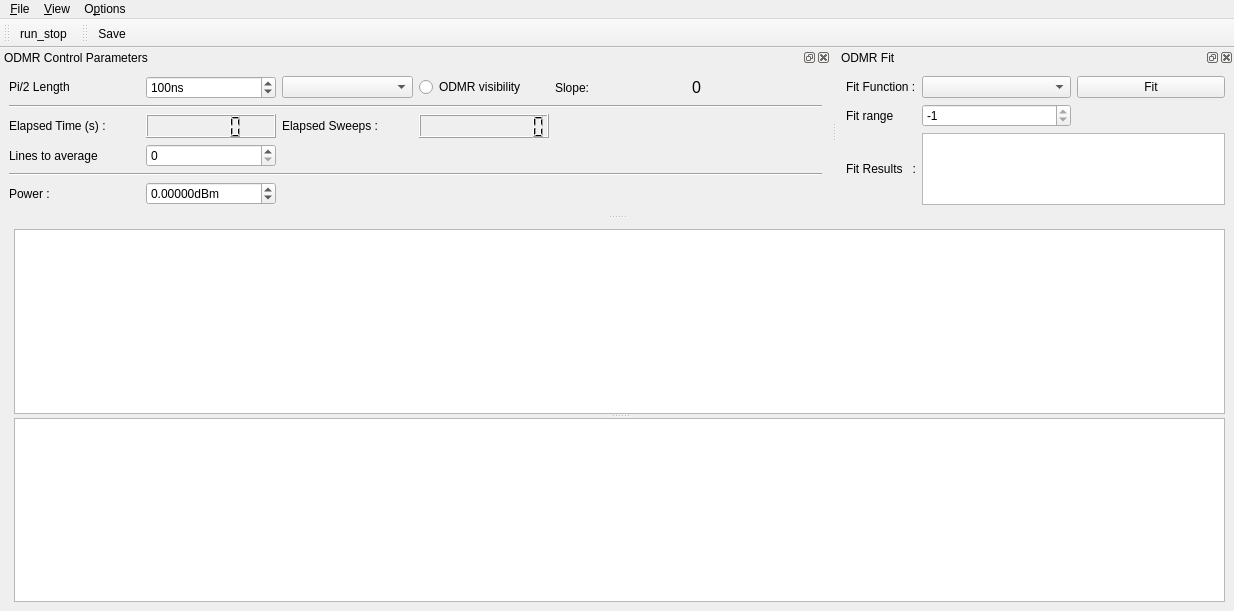
Old version of the form gui/podmr/ui_odmrgui.ui in the repository sriharijayaram5/qudi.
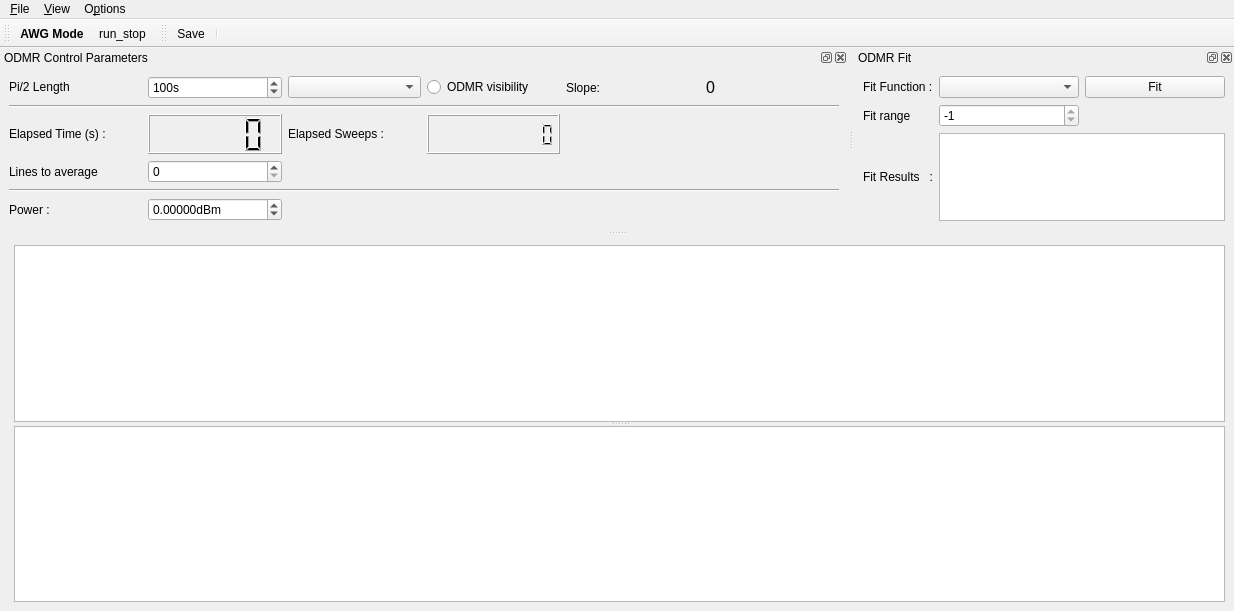
New version of the form. Icons and pictures are not drawn. Custom widgets are drawn as their Qt base class.

The edit to the form file:
```diff
--- a/gui/podmr/ui_odmrgui.ui
+++ b/gui/podmr/ui_odmrgui.ui
@@ -104,6 +104,7 @@
    <attribute name="toolBarBreak">
     <bool>false</bool>
    </attribute>
+   <addaction name="actionAWG_Mode"/>
    <addaction name="action_run_stop"/>
   </widget>
   <widget class="QDockWidget" name="odmr_control_DockWidget">
@@ -118,8 +119,8 @@
    </property>
    <property name="minimumSize">
     <size>
-     <width>527</width>
-     <height>159</height>
+     <width>562</width>
+     <height>182</height>
     </size>
    </property>
    <property name="baseSize">
@@ -145,23 +146,42 @@
      </sizepolicy>
     </property>
     <layout class="QGridLayout" name="gridLayout">
-     <item row="3" column="1">
-      <widget class="QSpinBox" name="average_level_SpinBox">
+     <item row="7" column="1">
+      <widget class="ScienDSpinBox" name="sweep_power_DoubleSpinBox">
+       <property name="sizePolicy">
+        <sizepolicy hsizetype="Minimum" vsizetype="Fixed">
+         <horstretch>0</horstretch>
+         <verstretch>0</verstretch>
+        </sizepolicy>
+       </property>
+       <property name="suffix">
+        <string>dBm</string>
+       </property>
+       <property name="decimals">
+        <number>5</number>
+       </property>
        <property name="minimum">
-        <number>0</number>
+        <double>-1000.000000000000000</double>
        </property>
        <property name="maximum">
-        <number>100000000</number>
+        <double>100.000000000000000</double>
        </property>
-       <property name="singleStep">
-        <number>1</number>
+      </widget>
+     </item>
+     <item row="7" column="0">
+      <widget class="QLabel" name="label_2">
+       <property name="sizePolicy">
+        <sizepolicy hsizetype="Minimum" vsizetype="Minimum">
+         <horstretch>0</horstretch>
+         <verstretch>0</verstretch>
+        </sizepolicy>
        </property>
-       <property name="value">
-        <number>0</number>
+       <property name="text">
+        <string>Power :</string>
        </property>
       </widget>
      </item>
-     <item row="1" column="0" colspan="6">
+     <item row="3" column="0" colspan="6">
       <widget class="Line" name="line_2">
        <property name="minimumSize">
         <size>
@@ -180,7 +200,7 @@
        </property>
       </widget>
      </item>
-     <item row="0" column="0">
+     <item row="1" column="0">
       <widget class="QLabel" name="label">
        <property name="sizePolicy">
         <sizepolicy hsizetype="Minimum" vsizetype="Fixed">
@@ -193,21 +213,14 @@
        </property>
       </widget>
      </item>
-     <item row="3" column="0">
+     <item row="5" column="0">
       <widget class="QLabel" name="average_label">
        <property name="text">
         <string>Lines to average</string>
        </property>
       </widget>
      </item>
-     <item row="4" column="0" colspan="6">
-      <widget class="Line" name="line">
-       <property name="orientation">
-        <enum>Qt::Horizontal</enum>
-       </property>
-      </widget>
-     </item>
-     <item row="2" column="0">
+     <item row="4" column="0">
       <widget class="QLabel" name="label_8">
        <property name="sizePolicy">
         <sizepolicy hsizetype="Minimum" vsizetype="Minimum">
@@ -220,7 +233,30 @@
        </property>
       </widget>
      </item>
-     <item row="0" column="1">
+     <item row="5" column="1">
+      <widget class="QSpinBox" name="average_level_SpinBox">
+       <property name="minimum">
+        <number>0</number>
+       </property>
+       <property name="maximum">
+        <number>100000000</number>
+       </property>
+       <property name="singleStep">
+        <number>1</number>
+       </property>
+       <property name="value">
+        <number>0</number>
+       </property>
+      </widget>
+     </item>
+     <item row="6" column="0" colspan="6">
+      <widget class="Line" name="line">
+       <property name="orientation">
+        <enum>Qt::Horizontal</enum>
+       </property>
+      </widget>
+     </item>
+     <item row="1" column="1">
       <widget class="ScienDSpinBox" name="pi_half_DoubleSpinBox">
        <property name="sizePolicy">
         <sizepolicy hsizetype="Minimum" vsizetype="Fixed">
@@ -229,7 +265,7 @@
         </sizepolicy>
        </property>
        <property name="suffix">
-        <string>ns</string>
+        <string>s</string>
        </property>
        <property name="decimals">
         <number>0</number>
@@ -245,7 +281,7 @@
        </property>
       </widget>
      </item>
-     <item row="2" column="1">
+     <item row="4" column="1">
       <widget class="QLCDNumber" name="elapsed_time_DisplayWidget">
        <property name="sizePolicy">
         <sizepolicy hsizetype="Minimum" vsizetype="Minimum">
@@ -255,79 +291,37 @@
        </property>
       </widget>
      </item>
-     <item row="5" column="1">
-      <widget class="ScienDSpinBox" name="sweep_power_DoubleSpinBox">
-       <property name="sizePolicy">
-        <sizepolicy hsizetype="Minimum" vsizetype="Fixed">
-         <horstretch>0</horstretch>
-         <verstretch>0</verstretch>
-        </sizepolicy>
-       </property>
-       <property name="suffix">
-        <string>dBm</string>
-       </property>
-       <property name="decimals">
-        <number>5</number>
-       </property>
-       <property name="minimum">
-        <double>-1000.000000000000000</double>
-       </property>
-       <property name="maximum">
-        <double>100.000000000000000</double>
-       </property>
-      </widget>
+     <item row="1" column="2">
+      <widget class="QComboBox" name="odmr_channel_ComboBox"/>
      </item>
-     <item row="5" column="0">
-      <widget class="QLabel" name="label_2">
-       <property name="sizePolicy">
-        <sizepolicy hsizetype="Minimum" vsizetype="Minimum">
-         <horstretch>0</horstretch>
-         <verstretch>0</verstretch>
-        </sizepolicy>
-       </property>
-       <property name="text">
-        <string>Power :</string>
-       </property>
-      </widget>
-     </item>
-     <item row="2" column="2">
-      <widget class="QLabel" name="label_10">
-       <property name="sizePolicy">
-        <sizepolicy hsizetype="Minimum" vsizetype="Minimum">
-         <horstretch>0</horstretch>
-         <verstretch>0</verstretch>
-        </sizepolicy>
-       </property>
-       <property name="text">
-        <string>Elapsed Sweeps :</string>
-       </property>
-      </widget>
-     </item>
-     <item row="2" column="3">
+     <item row="4" column="3">
       <widget class="QLCDNumber" name="elapsed_sweeps_DisplayWidget">
        <property name="digitCount">
         <number>10</number>
        </property>
       </widget>
      </item>
-     <item row="0" column="2">
-      <widget class="QComboBox" name="odmr_channel_ComboBox"/>
-     </item>
-     <item row="0" column="3">
+     <item row="1" column="3">
       <widget class="QRadioButton" name="odmr_derivative_radioButton">
        <property name="text">
         <string>ODMR visibility</string>
        </property>
       </widget>
      </item>
-     <item row="0" column="4">
-      <widget class="QLabel" name="label_3">
+     <item row="4" column="2">
+      <widget class="QLabel" name="label_10">
+       <property name="sizePolicy">
+        <sizepolicy hsizetype="Minimum" vsizetype="Minimum">
+         <horstretch>0</horstretch>
+         <verstretch>0</verstretch>
+        </sizepolicy>
+       </property>
        <property name="text">
-        <string>Slope:</string>
+        <string>Elapsed Sweeps :</string>
        </property>
       </widget>
      </item>
-     <item row="0" column="5">
+     <item row="1" column="5">
       <widget class="QLabel" name="slope_label">
        <property name="font">
         <font>
@@ -342,6 +336,13 @@
        </property>
       </widget>
      </item>
+     <item row="1" column="4">
+      <widget class="QLabel" name="label_3">
+       <property name="text">
+        <string>Slope:</string>
+       </property>
+      </widget>
+     </item>
     </layout>
    </widget>
   </widget>
@@ -471,6 +472,7 @@
     <bool>false</bool>
    </attribute>
    <addaction name="action_Save"/>
+   <addaction name="separator"/>
   </widget>
   <action name="action_Settings">
    <property name="icon">
@@ -561,6 +563,20 @@
     <string>toggle microwave CW output</string>
    </property>
   </action>
+  <action name="actionAWG_Mode">
+   <property name="checkable">
+    <bool>true</bool>
+   </property>
+   <property name="text">
+    <string>AWG Mode</string>
+   </property>
+   <property name="font">
+    <font>
+     <weight>75</weight>
+     <bold>true</bold>
+    </font>
+   </property>
+  </action>
  </widget>
  <customwidgets>
   <customwidget>
```
